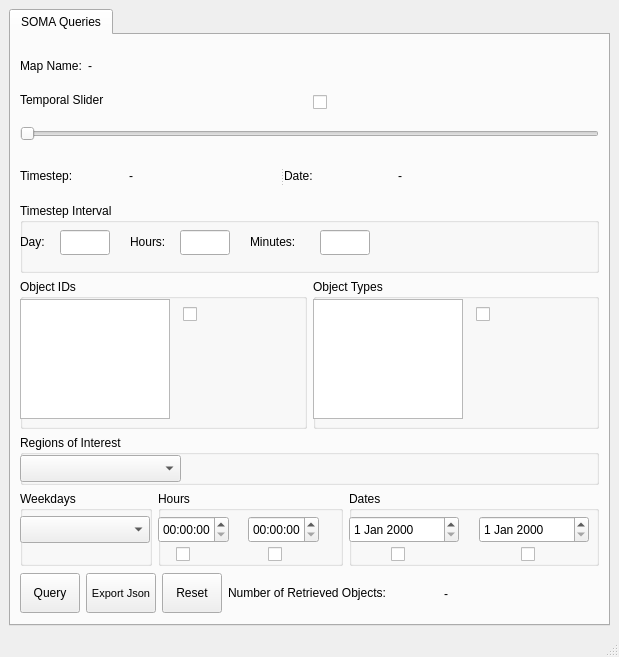
The window that soma_visualizer/ui/mainwindow.ui (strands-project/soma) describes before a commit, drawn with Qt 5.
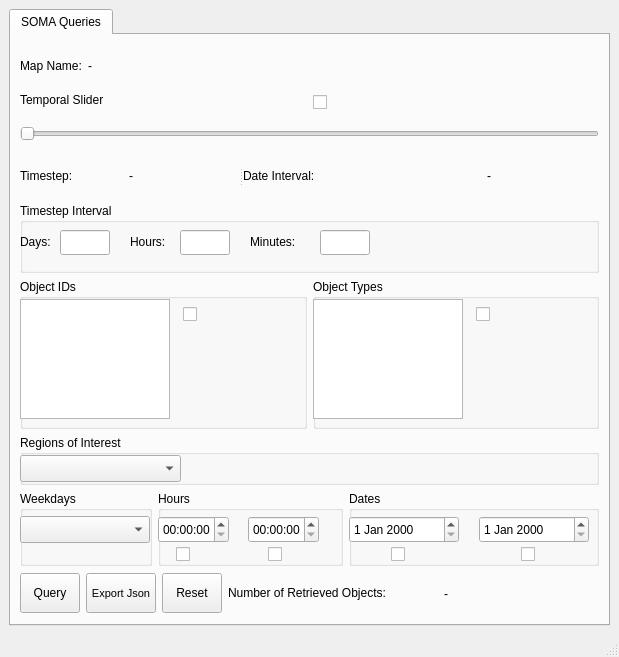
The same window after the commit.

```diff
--- a/soma_visualizer/ui/mainwindow.ui
+++ b/soma_visualizer/ui/mainwindow.ui
@@ -199,12 +199,12 @@
              <widget class="QLabel" name="label_4">
               <property name="minimumSize">
                <size>
-                <width>35</width>
+                <width>85</width>
                 <height>20</height>
                </size>
               </property>
               <property name="text">
-               <string>Date:</string>
+               <string>Date Interval:</string>
               </property>
              </widget>
             </item>
@@ -212,7 +212,7 @@
              <widget class="QLabel" name="datelabel">
               <property name="minimumSize">
                <size>
-                <width>150</width>
+                <width>220</width>
                 <height>20</height>
                </size>
               </property>
@@ -224,19 +224,6 @@
               </property>
              </widget>
             </item>
-            <item>
-             <spacer name="horizontalSpacer_2">
-              <property name="orientation">
-               <enum>Qt::Horizontal</enum>
-              </property>
-              <property name="sizeHint" stdset="0">
-               <size>
-                <width>40</width>
-                <height>20</height>
-               </size>
-              </property>
-             </spacer>
-            </item>
            </layout>
           </widget>
          </widget>
@@ -270,7 +257,7 @@
               </size>
              </property>
              <property name="text">
-              <string>Day:</string>
+              <string>Days:</string>
              </property>
             </widget>
             <widget class="QLineEdit" name="lineEditTimeStepIntervalDay">
```
Left out of the diff: 5 changed lines with no effect on the pictures.
